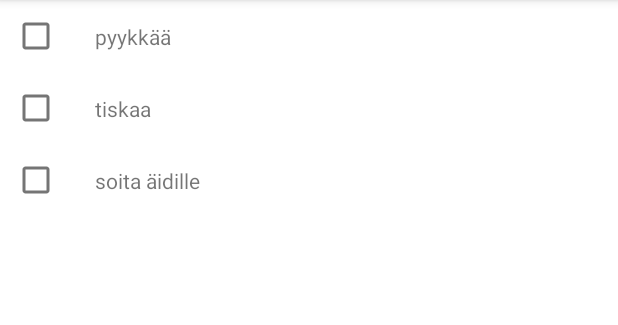
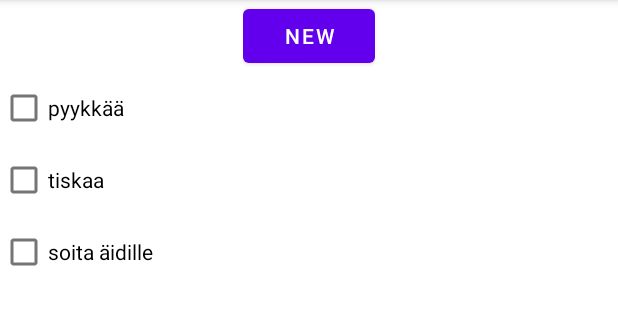
Before and after one commit to heikamal/ListApp, an Android app: the screen it shows after launch (MainActivity), after a tap on "TODO", on a phone screen of 412 x 824 dp, the part 84-409 px from its top. Run offline under Robolectric (Android 15) with nearby library versions, the phone set to English and light mode, and no system bars.

Commit message:
Tehty listaan uuden kohdan lisääminen

```diff
--- a/app/src/main/java/com/example/listapp/ListsOfLists.java
+++ b/app/src/main/java/com/example/listapp/ListsOfLists.java
@@ -9,6 +9,9 @@ import java.io.OutputStream;
 import java.lang.reflect.Array;
 import java.util.ArrayList;
 
+/**
+ * Luokka listojen muokkaamiseen, lisäämiseen, lukemiseen ja tallentamiseen tarkoitettuihin metodeihin.
+ */
 public class ListsOfLists {
 
     ArrayList<UserList> lists;
--- a/app/src/main/java/com/example/listapp/UserListAdapter.java
+++ b/app/src/main/java/com/example/listapp/UserListAdapter.java
@@ -30,7 +30,7 @@ public class UserListAdapter extends
     public void onBindViewHolder(@NonNull ViewHolder holder, int position) {
         holder.itemView.setTag(position);
 
-        holder.textView.setText(list.get(position));
+        holder.checkBox.setText(list.get(position));
     }
 
     @Override
@@ -40,13 +40,11 @@ public class UserListAdapter extends
 
     public static class ViewHolder extends RecyclerView.ViewHolder{
         public final CheckBox checkBox;
-        public final TextView textView;
 
         public ViewHolder(View itemView) {
             super(itemView);
 
             checkBox= (CheckBox) itemView.findViewById(R.id.cbTikki);
-            textView = (TextView) itemView.findViewById(R.id.tvListName);
         }
     }
 }
--- a/app/src/main/java/com/example/listapp/UserListFragment.java
+++ b/app/src/main/java/com/example/listapp/UserListFragment.java
@@ -16,6 +16,11 @@ import java.util.ArrayList;
  */
 public class UserListFragment extends Fragment {
 
+    ArrayList<String> list;
+    UserListAdapter adapter;
+
+    private static UserListFragment instance;
+
     public UserListFragment() {
         super(R.layout.fragment_list_user);
     }
@@ -23,12 +28,26 @@ public class UserListFragment extends Fragment {
     @Override
     public void onViewCreated(@NonNull View view, @Nullable Bundle savedInstanceState) {
 
+        instance = this;
+
         RecyclerView rvUserList = view.findViewById(R.id.rvUserList);
-        ArrayList<String> list = getArguments().getStringArrayList("userList");
+        list = getArguments().getStringArrayList("userList");
 
-        rvUserList.setAdapter(new UserListAdapter(list));
+        adapter = new UserListAdapter(list);
+        rvUserList.setAdapter(adapter);
         rvUserList.setLayoutManager(new LinearLayoutManager(getContext()));
 
         super.onViewCreated(view, savedInstanceState);
     }
+
+    public void updateList(String text){
+        list.add(text);
+        int pos = list.indexOf(text);
+        adapter.notifyItemInserted(pos);
+    }
+
+    public static UserListFragment getInstance()
+    {
+        return instance;
+    }
 }
--- a/app/src/main/res/layout/fragment_list_main.xml
+++ b/app/src/main/res/layout/fragment_list_main.xml
@@ -16,7 +16,7 @@
         app:layout_constraintTop_toTopOf="parent">
 
         <Button
-            android:id="@+id/btnNew"
+            android:id="@+id/btnNewList"
             android:layout_width="wrap_content"
             android:layout_height="wrap_content"
             android:layout_weight="1"
--- a/app/src/main/res/layout/fragment_list_user.xml
+++ b/app/src/main/res/layout/fragment_list_user.xml
@@ -1,12 +1,33 @@
 <?xml version="1.0" encoding="utf-8"?>
 <androidx.constraintlayout.widget.ConstraintLayout xmlns:android="http://schemas.android.com/apk/res/android"
+    xmlns:app="http://schemas.android.com/apk/res-auto"
     xmlns:tools="http://schemas.android.com/tools"
     android:layout_width="match_parent"
     android:layout_height="match_parent"
     tools:context=".UserListFragment">
 
+    <LinearLayout
+        android:id="@+id/tools"
+        android:layout_width="wrap_content"
+        android:layout_height="wrap_content"
+        android:orientation="horizontal"
+        app:layout_constraintEnd_toEndOf="parent"
+        app:layout_constraintStart_toStartOf="parent"
+        app:layout_constraintTop_toTopOf="parent">
+
+        <Button
+            android:id="@+id/btnNewItem"
+            android:layout_width="wrap_content"
+            android:layout_height="wrap_content"
+            android:layout_weight="1"
+            android:onClick="newItem"
+            android:text="@string/button_new" />
+    </LinearLayout>
+
+
     <androidx.recyclerview.widget.RecyclerView
         android:id="@+id/rvUserList"
         android:layout_width="match_parent"
-        android:layout_height="match_parent" />
+        android:layout_height="wrap_content"
+        app:layout_constraintTop_toBottomOf="@+id/tools" />
 </androidx.constraintlayout.widget.ConstraintLayout>
--- a/app/src/main/res/layout/user_list_entry.xml
+++ b/app/src/main/res/layout/user_list_entry.xml
@@ -7,20 +7,10 @@
 
     <CheckBox
         android:id="@+id/cbTikki"
-        android:layout_width="48dp"
+        android:layout_width="wrap_content"
         android:layout_height="48dp"
         app:layout_constraintBottom_toBottomOf="parent"
         app:layout_constraintStart_toStartOf="parent"
         app:layout_constraintTop_toTopOf="parent" />
 
-    <TextView
-        android:id="@+id/tvListName"
-        android:layout_width="wrap_content"
-        android:layout_height="wrap_content"
-        android:layout_marginLeft="15dp"
-        android:text="TextView"
-        app:layout_constraintBottom_toBottomOf="parent"
-        app:layout_constraintEnd_toEndOf="parent"
-        app:layout_constraintStart_toEndOf="@+id/cbTikki"
-        app:layout_constraintTop_toTopOf="parent" />
 </androidx.constraintlayout.widget.ConstraintLayout>
```
Also changed, not shown: app/src/main/java/com/example/listapp/MainActivity.java (+30 -0 lines).
